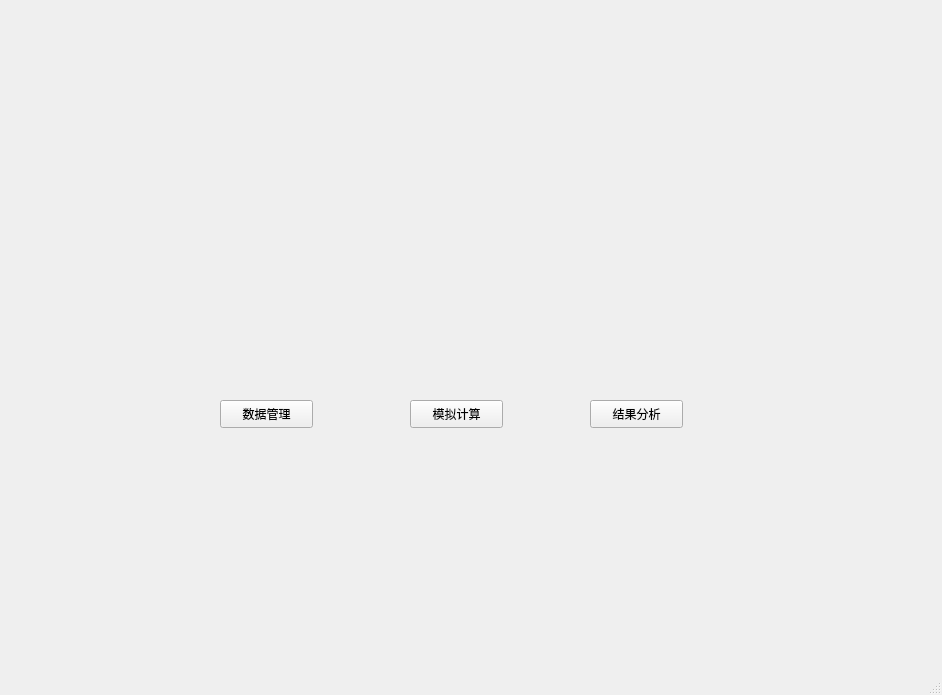
keksen-zone/data-process, file main_gui.ui: the form before one commit.
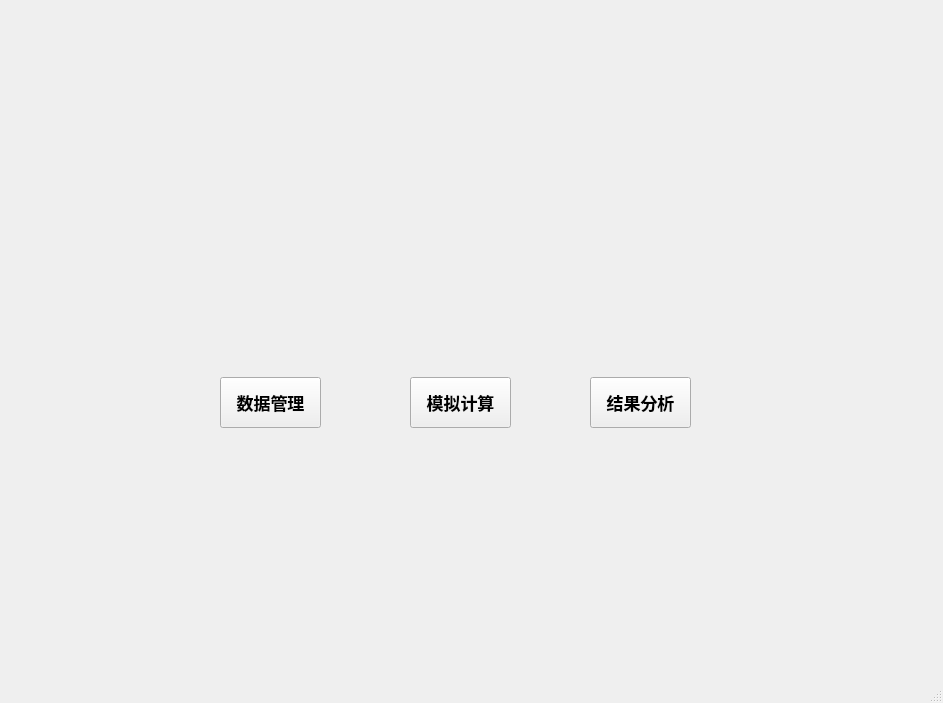
The form after the commit. Icons and pictures are not drawn.

Patch:
```diff
--- a/main_gui.ui
+++ b/main_gui.ui
@@ -6,10 +6,15 @@
    <rect>
     <x>0</x>
     <y>0</y>
-    <width>942</width>
-    <height>695</height>
+    <width>943</width>
+    <height>703</height>
    </rect>
   </property>
+  <property name="font">
+   <font>
+    <family>Agency FB</family>
+   </font>
+  </property>
   <property name="windowTitle">
    <string>v0.1</string>
   </property>
@@ -27,11 +32,19 @@
     <property name="geometry">
      <rect>
       <x>220</x>
-      <y>400</y>
-      <width>93</width>
-      <height>28</height>
+      <y>377</y>
+      <width>101</width>
+      <height>51</height>
      </rect>
     </property>
+    <property name="font">
+     <font>
+      <family>华文宋体</family>
+      <pointsize>13</pointsize>
+      <weight>75</weight>
+      <bold>true</bold>
+     </font>
+    </property>
     <property name="styleSheet">
      <string notr="true">border-image: url()</string>
     </property>
@@ -43,11 +56,21 @@
     <property name="geometry">
      <rect>
       <x>410</x>
-      <y>400</y>
-      <width>93</width>
-      <height>28</height>
+      <y>377</y>
+      <width>101</width>
+      <height>51</height>
      </rect>
     </property>
+    <property name="font">
+     <font>
+      <family>华文宋体</family>
+      <pointsize>13</pointsize>
+      <weight>75</weight>
+      <italic>false</italic>
+      <bold>true</bold>
+      <underline>false</underline>
+     </font>
+    </property>
     <property name="styleSheet">
      <string notr="true">border-image: url()</string>
     </property>
@@ -59,11 +82,26 @@
     <property name="geometry">
      <rect>
       <x>590</x>
-      <y>400</y>
-      <width>93</width>
-      <height>28</height>
+      <y>377</y>
+      <width>101</width>
+      <height>51</height>
      </rect>
     </property>
+    <property name="font">
+     <font>
+      <family>华文宋体</family>
+      <pointsize>13</pointsize>
+      <weight>75</weight>
+      <bold>true</bold>
+      <stylestrategy>PreferDefault</stylestrategy>
+     </font>
+    </property>
+    <property name="cursor">
+     <cursorShape>ArrowCursor</cursorShape>
+    </property>
+    <property name="focusPolicy">
+     <enum>Qt::StrongFocus</enum>
+    </property>
     <property name="styleSheet">
      <string notr="true">border-image: url()</string>
     </property>
```
Left out of the diff: 6 changed lines with no effect on the pictures.
